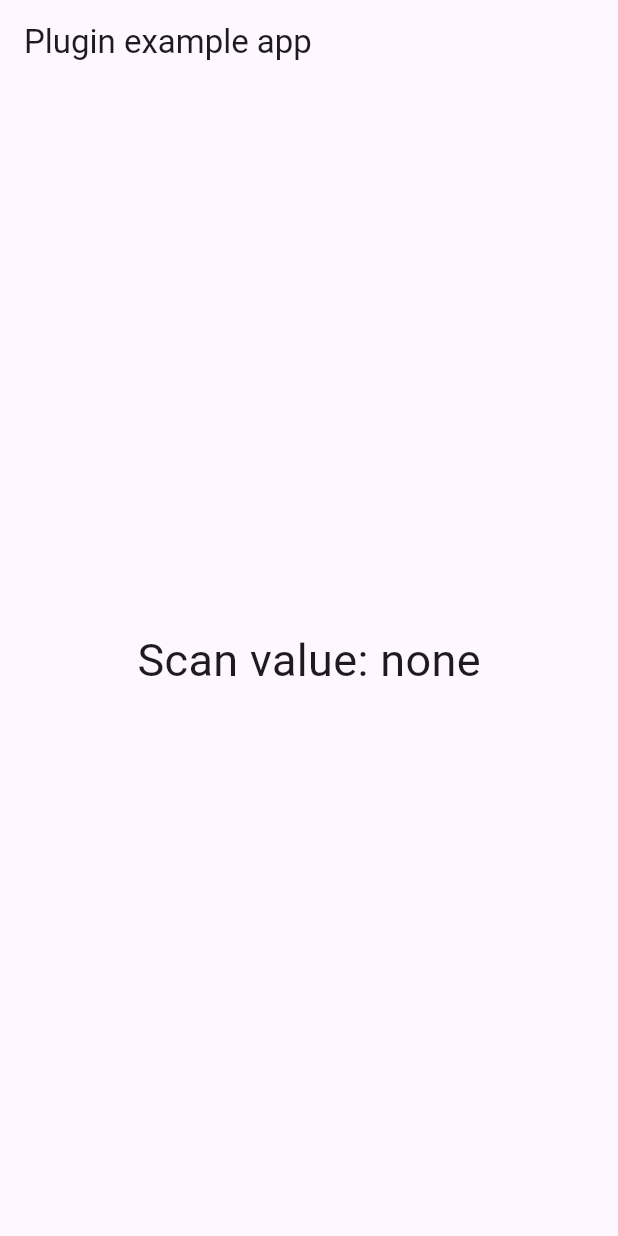
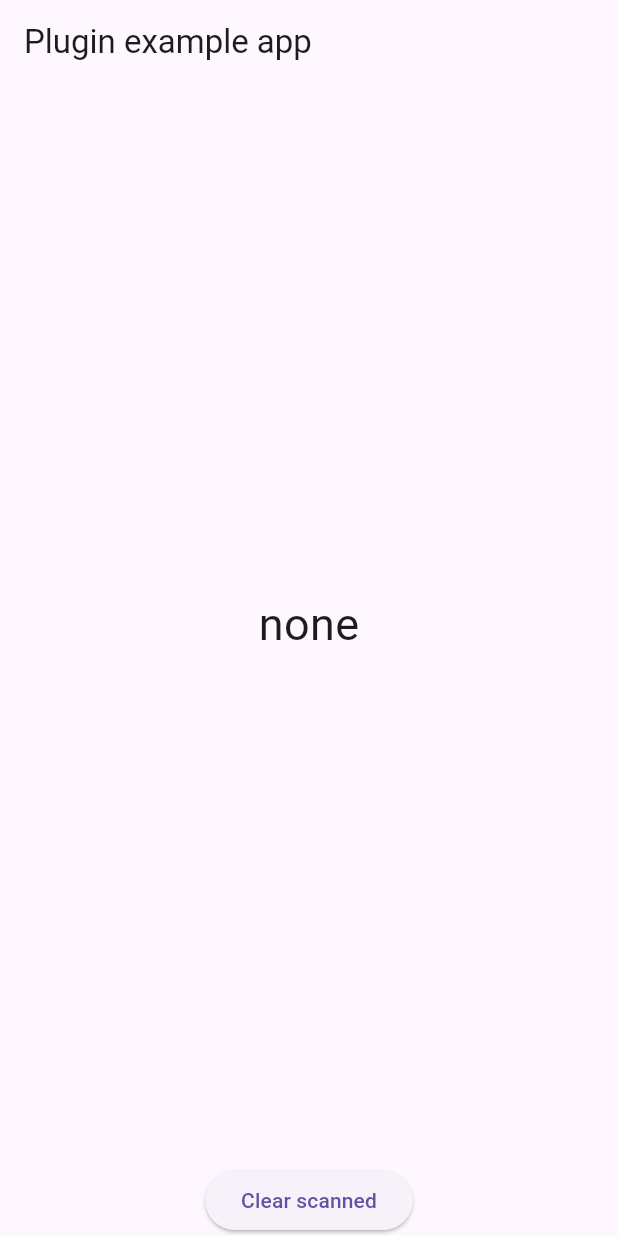
Before and after one commit to FrenkyDema/qrcode_barcode_scanner, a Flutter app: the screen it shows after launch, on a phone screen of 412 x 824 dp. Run offline on Flutter 3.47's test engine with Material 3 defaults, Android fonts, the phone set to English and light mode, and no system bars; our stand-ins replace plugin_platform_interface.

Commit message:
Update scanning methods
Refactoring

```diff
--- a/example/lib/main.dart
+++ b/example/lib/main.dart
@@ -15,15 +15,21 @@ class MyApp extends StatefulWidget {
 class _MyAppState extends State<MyApp> {
   String? _scanValue;
 
+  void setScannedValue(String value) {
+    debugPrint("$value ${value.length}");
+    setState(() {
+      _scanValue = value;
+    });
+  }
+
   @override
   void initState() {
     super.initState();
     QrcodeBarcodeScanner(
-      onScannedCallback: (String value) => setState(
-        () {
-          _scanValue = value;
-        },
-      ),
+      onScannedCallback: (String value) {
+        // debugPrint("Scan value vase64: '${utf8.decode(base64.decode(value))}'");
+        setScannedValue(value);
+      },
     );
   }
 
@@ -34,11 +40,25 @@ class _MyAppState extends State<MyApp> {
         appBar: AppBar(
           title: const Text('Plugin example app'),
         ),
-        body: Center(
-          child: Text(
-            'Scan value: ${_scanValue ?? "none"}',
-            style: const TextStyle(fontSize: 30),
-          ),
+        body: Column(
+          children: [
+            Expanded(
+              child: Center(
+                child: Text(
+                  _scanValue ?? 'none',
+                  style: const TextStyle(fontSize: 30),
+                ),
+              ),
+            ),
+            ElevatedButton(
+              onPressed: () {
+                setState(() {
+                  _scanValue = null;
+                });
+              },
+              child: const Text("Clear scanned"),
+            )
+          ],
         ),
       ),
     );
--- a/lib/qrcode_barcode_scanner.dart
+++ b/lib/qrcode_barcode_scanner.dart
@@ -31,78 +31,9 @@ class QrcodeBarcodeScanner {
   /// A delayed action handler to handle delayed events.
   final DelayedActionHandler _actionHandler;
 
-  /// A map that maps key labels to their corresponding normal and shift values.
-  final Map<String, Map<String, String?>> _keyMappings = {
-    "a": {"normal": "a", "shift": "A"},
-    "b": {"normal": "b", "shift": "B"},
-    "c": {"normal": "c", "shift": "C"},
-    "d": {"normal": "d", "shift": "D"},
-    "e": {"normal": "e", "shift": "E"},
-    "f": {"normal": "f", "shift": "F"},
-    "g": {"normal": "g", "shift": "G"},
-    "h": {"normal": "h", "shift": "H"},
-    "i": {"normal": "i", "shift": "I"},
-    "j": {"normal": "j", "shift": "J"},
-    "k": {"normal": "k", "shift": "K"},
-    "l": {"normal": "l", "shift": "L"},
-    "m": {"normal": "m", "shift": "M"},
-    "n": {"normal": "n", "shift": "N"},
-    "o": {"normal": "o", "shift": "O"},
-    "p": {"normal": "p", "shift": "P"},
-    "q": {"normal": "q", "shift": "Q"},
-    "r": {"normal": "r", "shift": "R"},
-    "s": {"normal": "s", "shift": "S"},
-    "t": {"normal": "t", "shift": "T"},
-    "u": {"normal": "u", "shift": "U"},
-    "v": {"normal": "v", "shift": "V"},
-    "w": {"normal": "w", "shift": "W"},
-    "x": {"normal": "x", "shift": "X"},
-    "y": {"normal": "y", "shift": "Y"},
-    "z": {"normal": "z", "shift": "Z"},
-    "1": {"normal": "1", "shift": "!"},
-    "2": {"normal": "2", "shift": "@"},
-    "3": {"normal": "3", "shift": "#"},
-    "4": {"normal": "4", "shift": "\$"},
-    "5": {"normal": "5", "shift": "%"},
-    "6": {"normal": "6", "shift": "^"},
-    "7": {"normal": "7", "shift": "&"},
-    "8": {"normal": "8", "shift": "*"},
-    "9": {"normal": "9", "shift": "("},
-    "0": {"normal": "0", "shift": ")"},
-    "`": {"normal": "`", "shift": "~"},
-    "-": {"normal": "-", "shift": "_"},
-    "=": {"normal": "=", "shift": "+"},
-    "[": {"normal": "[", "shift": "{"},
-    "]": {"normal": "]", "shift": "}"},
-    "\\": {"normal": "\\", "shift": "|"},
-    ";": {"normal": ";", "shift": ":"},
-    "'": {"normal": "'", "shift": "\""},
-    ",": {"normal": ",", "shift": "<"},
-    ".": {"normal": ".", "shift": ">"},
-    "/": {"normal": "/", "shift": "?"},
-    "Tab": {"normal": "\t", "shift": null},
-    "Enter": {"normal": "\n", "shift": null},
-    " ": {"normal": " ", "shift": " "},
-  };
-
   Future<String?> getPlatformVersion() {
     return QrcodeBarcodeScannerPlatform.instance.getPlatformVersion();
   }
-
-  /// Returns `true` if the [LogicalKeyboardKey] is the shift key.
-  ///
-  /// [key] is the logical keyboard key to check.
-  bool isShift(LogicalKeyboardKey key) => key.synonyms.isNotEmpty
-      ? key.synonyms.first == LogicalKeyboardKey.shift
-      : false;
-
-  /// Returns `true` if the [RawKeyEvent] is a key down event.
-  ///
-  /// [event] is the raw keyboard event to check.
-  bool isKeyDown(RawKeyEvent event) => event is RawKeyDownEvent;
-
-  /// The current modifier for the shift key.
-  String _modifier = "normal";
 
   /// Creates a new instance of [QrcodeBarcodeScanner].
   ///
@@ -110,7 +41,7 @@ class QrcodeBarcodeScanner {
   /// that handles scanned barcodes.
   QrcodeBarcodeScanner({required this.onScannedCallback})
       : _actionHandler = DelayedActionHandler(hundredMs) {
-    RawKeyboard.instance.addListener(_keyBoardCallback);
+    HardwareKeyboard.instance.addHandler(_keyBoardCallback);
     _controller.stream.where((char) => char != null).listen(onKeyEvent);
   }
 
@@ -133,37 +64,17 @@ class QrcodeBarcodeScanner {
 
   /// The callback function that is called when a keyboard event occurs.
   ///
-  /// If [event] is a key down event, the corresponding key label is retrieved and added to the stream controller
-  /// using [_getKeyForLogicalKey]. If the key is a shift key, [_modifier] is set to "shift" for the next key event.
-  ///
-  /// If [event] is a key up event, and the key is a shift key, [_modifier] is set to "normal".
-  ///
   /// [event] is the raw keyboard event that occurred.
-  void _keyBoardCallback(RawKeyEvent event) {
-    final LogicalKeyboardKey logicalKey = event.logicalKey;
-    if (!isKeyDown(event)) {
-      if (isShift(logicalKey)) {
-        _modifier = "shift";
-      } else {
-        final String? key = _getKeyForLogicalKey(logicalKey);
-        _controller.add(key);
-        _modifier = "normal";
-      }
+  bool _keyBoardCallback(KeyEvent event) {
+    if (event.character != "" &&
+        event.character != null &&
+        (List.of(event.character?.codeUnits ?? [])
+              ..removeWhere((element) => element == 0))
+            .isNotEmpty) {
+      _controller.add(event.character?.trim() ?? "");
+      return true;
     }
-  }
-
-  /// Returns the mapped key based on the given logical keyboard key [key].
-  ///
-  /// The mapped key is obtained from the [_keyMappings] map. The key mappings map
-  /// maps each key label to a map that maps each modifier (e.g. "normal",
-  /// "shift") to a corresponding value. If the key label is not found in the
-  /// map, null is returned.
-  ///
-  /// [key] is the logical keyboard key.
-  String? _getKeyForLogicalKey(LogicalKeyboardKey key) {
-    final Map<String, String?>? mappedKey =
-        _keyMappings[key.keyLabel.toLowerCase()];
-    return mappedKey?[_modifier];
+    return false;
   }
 
   /// Disposes the resources used by the `QrcodeBarcodeScanner`.
@@ -171,7 +82,7 @@ class QrcodeBarcodeScanner {
   /// Call this method when the `QrcodeBarcodeScanner` is no longer needed to release
   /// any resources (such as keyboard listeners) it may have acquired.
   void dispose() {
-    RawKeyboard.instance.removeListener(_keyBoardCallback);
+    HardwareKeyboard.instance.removeHandler(_keyBoardCallback);
     _controller.close();
   }
 }
```
Also changed, not shown: example/pubspec.lock, pubspec.lock.
